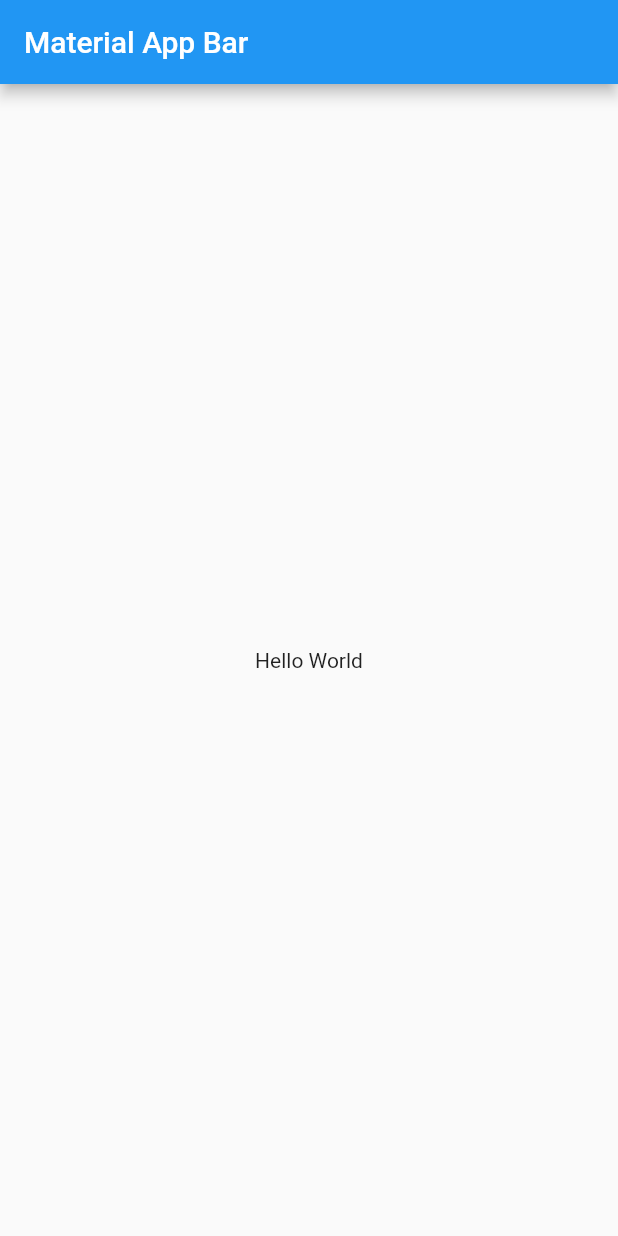
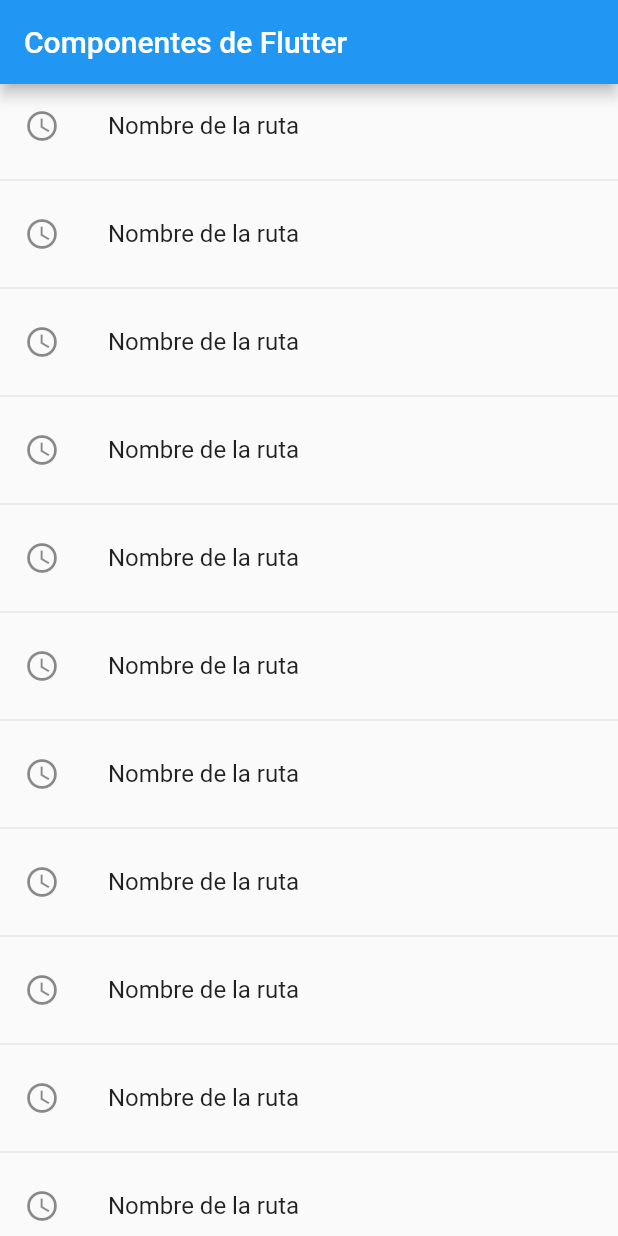
Before and after one commit to ericyec/flutter_components, a Flutter app: the screen it shows after launch, on a phone screen of 412 x 824 dp. Run offline on Flutter 3.47's test engine with Material 2 defaults, Android fonts, the phone set to English and light mode, and no system bars.

Commit message:
Manejando Listviews

```diff
--- a/lib/main.dart
+++ b/lib/main.dart
@@ -1,4 +1,6 @@
 import 'package:flutter/material.dart';
+
+import 'screens/screens.dart';
 
 void main() => runApp(const MyApp());
 
@@ -8,15 +10,17 @@ class MyApp extends StatelessWidget {
   @override
   Widget build(BuildContext context) {
     return MaterialApp(
+      debugShowCheckedModeBanner: false,
       title: 'Material App',
-      home: Scaffold(
-        appBar: AppBar(
-          title: const Text('Material App Bar'),
-        ),
-        body: const Center(
-          child: Text('Hello World'),
-        ),
-      ),
+      //home: const CardScreen(),
+      initialRoute: '/home',
+      routes: {
+        '/home': (BuildContext context) => const HomeScreen(),
+        '/listview1': (BuildContext context) => Listview1Screen(),
+        '/listview2': (BuildContext context) => Listview2Screen(),
+        '/alert': (BuildContext context) => const AlertScreen(),
+        '/card': (BuildContext context) => const CardScreen(),
+      },
     );
   }
 }
--- /dev/null
+++ b/lib/screens/home_screen.dart
@@ -0,0 +1,21 @@
+import 'package:flutter/material.dart';
+
+class HomeScreen extends StatelessWidget {
+  const HomeScreen({Key? key}) : super(key: key);
+
+  @override
+  Widget build(BuildContext context) {
+    return Scaffold(
+        appBar: AppBar(
+          title: const Text('Componentes de Flutter'),
+        ),
+        body: ListView.separated(
+            itemBuilder: (context, index) => ListTile(
+                  title: const Text('Nombre de la ruta'),
+                  leading: const Icon(Icons.access_time),
+                  onTap: () {},
+                ),
+            separatorBuilder: (_, __) => const Divider(),
+            itemCount: 15));
+  }
+}
--- /dev/null
+++ b/lib/screens/screens.dart
@@ -0,0 +1,5 @@
+export 'package:flutter_components/screens/alert_screen.dart';
+export 'package:flutter_components/screens/card_screen.dart';
+export 'package:flutter_components/screens/home_screen.dart';
+export 'package:flutter_components/screens/listview1_screen.dart';
+export 'package:flutter_components/screens/listview2_screen..dart';
```
Also changed, not shown: lib/screens/alert_screen.dart (added, +14 -0 lines), lib/screens/card_screen.dart (added, +14 -0 lines), lib/screens/listview1_screen.dart (added, +24 -0 lines), lib/screens/listview2_screen..dart (added, +32 -0 lines).
